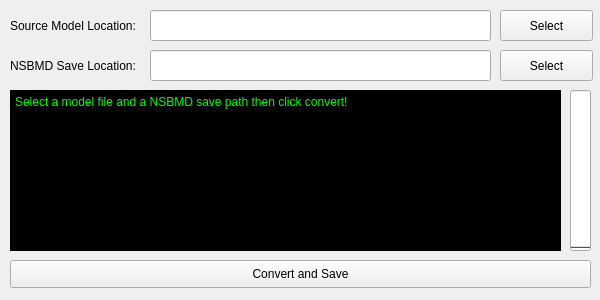
Qt form mainwindow.ui (TheGameratorT/NSBMD-NSBTX_Converter) before a commit.
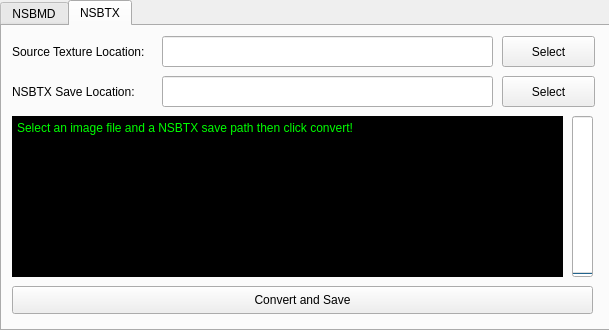
The same form after that commit. The open tabs and pages were chosen to show the change.

Commit message: Add NSBTX generation support!

What changed in the file:
```diff
--- a/mainwindow.ui
+++ b/mainwindow.ui
@@ -6,14 +6,50 @@
    <rect>
     <x>0</x>
     <y>0</y>
-    <width>600</width>
-    <height>300</height>
+    <width>609</width>
+    <height>330</height>
    </rect>
   </property>
   <property name="windowTitle">
    <string>NSBMD Converter</string>
   </property>
   <widget class="QWidget" name="centralWidget">
+   <widget class="QTabWidget" name="tabWidget">
+    <property name="geometry">
+     <rect>
+      <x>0</x>
+      <y>0</y>
+      <width>611</width>
+      <height>331</height>
+     </rect>
+    </property>
+    <property name="currentIndex">
+     <number>0</number>
+    </property>
+    <widget class="QWidget" name="nsbmd_tab">
+     <attribute name="title">
+      <string>NSBMD</string>
+     </attribute>
+     <widget class="QPlainTextEdit" name="cmd_out">
+      <property name="geometry">
+       <rect>
+        <x>10</x>
+        <y>90</y>
+        <width>551</width>
+        <height>161</height>
+       </rect>
+      </property>
+      <property name="styleSheet">
+       <string notr="true">background-color: rgb(0, 0, 0);
+color: rgb(0, 255, 0);</string>
+      </property>
+      <property name="readOnly">
+       <bool>true</bool>
+      </property>
+      <property name="plainText">
+       <string>Select a model file and a NSBMD save path then click convert!</string>
+      </property>
+     </widget>
    <widget class="QLineEdit" name="sourceMDL_loc">
     <property name="geometry">
      <rect>
@@ -24,32 +60,6 @@
      </rect>
     </property>
    </widget>
-   <widget class="QLabel" name="label">
-    <property name="geometry">
-     <rect>
-      <x>10</x>
-      <y>10</y>
-      <width>141</width>
-      <height>31</height>
-     </rect>
-    </property>
-    <property name="text">
-     <string>Source Model Location:</string>
-    </property>
-   </widget>
-   <widget class="QPushButton" name="sourceMDLpath_btn">
-    <property name="geometry">
-     <rect>
-      <x>500</x>
-      <y>10</y>
-      <width>93</width>
-      <height>31</height>
-     </rect>
-    </property>
-    <property name="text">
-     <string>Select</string>
-    </property>
-   </widget>
    <widget class="QLabel" name="label_2">
     <property name="geometry">
      <rect>
@@ -63,16 +73,6 @@
      <string>NSBMD Save Location:</string>
     </property>
    </widget>
-   <widget class="QLineEdit" name="saveNSBMD_loc">
-    <property name="geometry">
-     <rect>
-      <x>150</x>
-      <y>50</y>
-      <width>341</width>
-      <height>31</height>
-     </rect>
-    </property>
-   </widget>
    <widget class="QPushButton" name="saveNSBMDpath_btn">
     <property name="geometry">
      <rect>
@@ -99,24 +99,40 @@
      <string>Convert and Save</string>
     </property>
    </widget>
-   <widget class="QPlainTextEdit" name="cmd_out">
+     <widget class="QPushButton" name="sourceMDLpath_btn">
+      <property name="geometry">
+       <rect>
+        <x>500</x>
+        <y>10</y>
+        <width>93</width>
+        <height>31</height>
+       </rect>
+      </property>
+      <property name="text">
+       <string>Select</string>
+      </property>
+     </widget>
+     <widget class="QLabel" name="label">
     <property name="geometry">
      <rect>
       <x>10</x>
-      <y>90</y>
-      <width>551</width>
-      <height>161</height>
-     </rect>
-    </property>
-    <property name="styleSheet">
-     <string notr="true">background-color: rgb(0, 0, 0);
-color: rgb(0, 255, 0);</string>
-    </property>
-    <property name="readOnly">
-     <bool>true</bool>
-    </property>
-    <property name="plainText">
-     <string>Select a model file and a NSBMD save path then click convert!</string>
+        <y>10</y>
+        <width>141</width>
+        <height>31</height>
+       </rect>
+      </property>
+      <property name="text">
+       <string>Source Model Location:</string>
+      </property>
+     </widget>
+     <widget class="QLineEdit" name="saveNSBMD_loc">
+      <property name="geometry">
+       <rect>
+        <x>150</x>
+        <y>50</y>
+        <width>341</width>
+        <height>31</height>
+       </rect>
     </property>
    </widget>
    <widget class="QProgressBar" name="progressBar">
@@ -134,6 +150,134 @@
     <property name="orientation">
      <enum>Qt::Vertical</enum>
     </property>
+     </widget>
+    </widget>
+    <widget class="QWidget" name="nsbtx_tab">
+     <attribute name="title">
+      <string>NSBTX</string>
+     </attribute>
+     <widget class="QLabel" name="label_3">
+      <property name="geometry">
+       <rect>
+        <x>10</x>
+        <y>10</y>
+        <width>151</width>
+        <height>31</height>
+       </rect>
+      </property>
+      <property name="text">
+       <string>Source Texture Location:</string>
+      </property>
+     </widget>
+     <widget class="QLabel" name="label_4">
+      <property name="geometry">
+       <rect>
+        <x>10</x>
+        <y>50</y>
+        <width>131</width>
+        <height>31</height>
+       </rect>
+      </property>
+      <property name="text">
+       <string>NSBTX Save Location:</string>
+      </property>
+     </widget>
+     <widget class="QPushButton" name="nsbtx_convert_btn">
+      <property name="geometry">
+       <rect>
+        <x>10</x>
+        <y>260</y>
+        <width>581</width>
+        <height>28</height>
+       </rect>
+      </property>
+      <property name="text">
+       <string>Convert and Save</string>
+      </property>
+     </widget>
+     <widget class="QPushButton" name="nsbtx_image_source_select">
+      <property name="geometry">
+       <rect>
+        <x>500</x>
+        <y>10</y>
+        <width>93</width>
+        <height>31</height>
+       </rect>
+      </property>
+      <property name="text">
+       <string>Select</string>
+      </property>
+     </widget>
+     <widget class="QPushButton" name="nsbtx_save_path_select">
+      <property name="geometry">
+       <rect>
+        <x>500</x>
+        <y>50</y>
+        <width>93</width>
+        <height>31</height>
+       </rect>
+      </property>
+      <property name="text">
+       <string>Select</string>
+      </property>
+     </widget>
+     <widget class="QLineEdit" name="nsbtx_save_path">
+      <property name="geometry">
+       <rect>
+        <x>160</x>
+        <y>50</y>
+        <width>331</width>
+        <height>31</height>
+       </rect>
+      </property>
+     </widget>
+     <widget class="QLineEdit" name="nsbtx_image_source">
+      <property name="geometry">
+       <rect>
+        <x>160</x>
+        <y>10</y>
+        <width>331</width>
+        <height>31</height>
+       </rect>
+      </property>
+     </widget>
+     <widget class="QPlainTextEdit" name="nsbtx_cmd_out">
+      <property name="geometry">
+       <rect>
+        <x>10</x>
+        <y>90</y>
+        <width>551</width>
+        <height>161</height>
+       </rect>
+      </property>
+      <property name="styleSheet">
+       <string notr="true">background-color: rgb(0, 0, 0);
+color: rgb(0, 255, 0);</string>
+      </property>
+      <property name="readOnly">
+       <bool>true</bool>
+      </property>
+      <property name="plainText">
+       <string>Select an image file and a NSBTX save path then click convert!</string>
+      </property>
+     </widget>
+     <widget class="QProgressBar" name="nsbtx_progressBar">
+      <property name="geometry">
+       <rect>
+        <x>570</x>
+        <y>90</y>
+        <width>21</width>
+        <height>161</height>
+       </rect>
+      </property>
+      <property name="value">
+       <number>0</number>
+      </property>
+      <property name="orientation">
+       <enum>Qt::Vertical</enum>
+      </property>
+     </widget>
+    </widget>
    </widget>
   </widget>
  </widget>
```
Left out of the diff: 2 changed lines with no effect on the pictures. Lines whose indentation alone changed are shown as unchanged. The commit also changes 18 other files.
